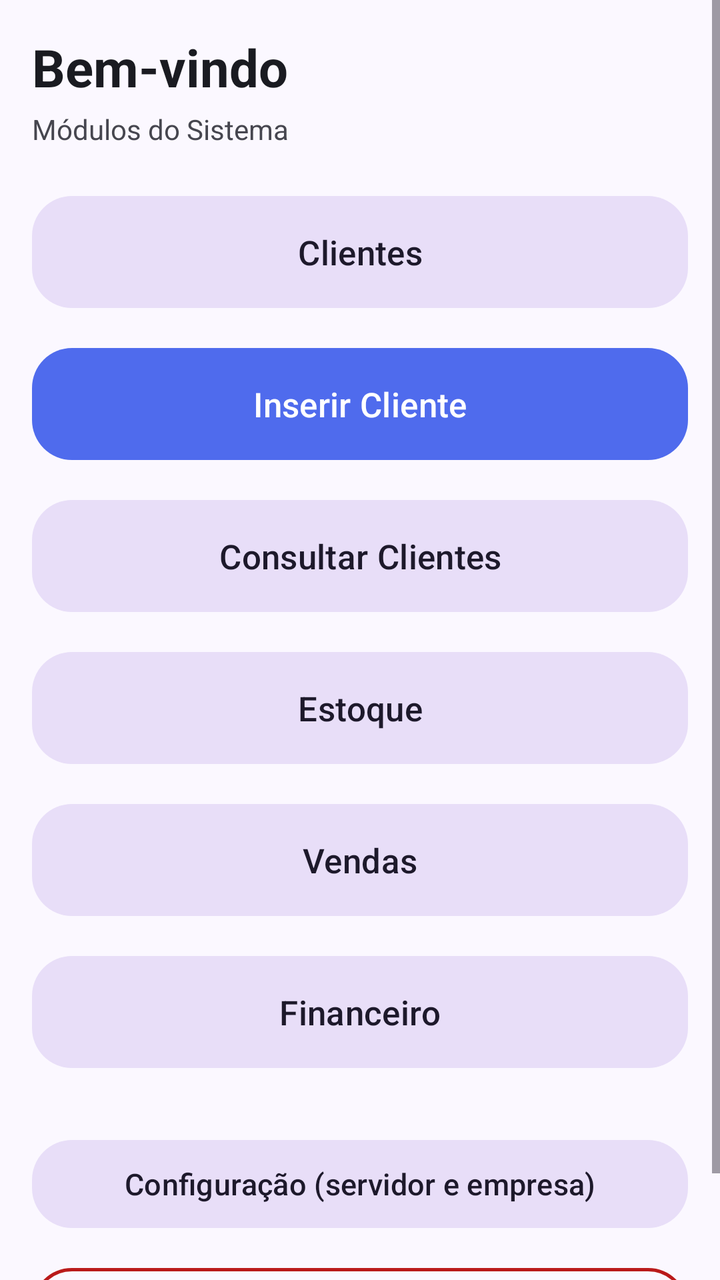
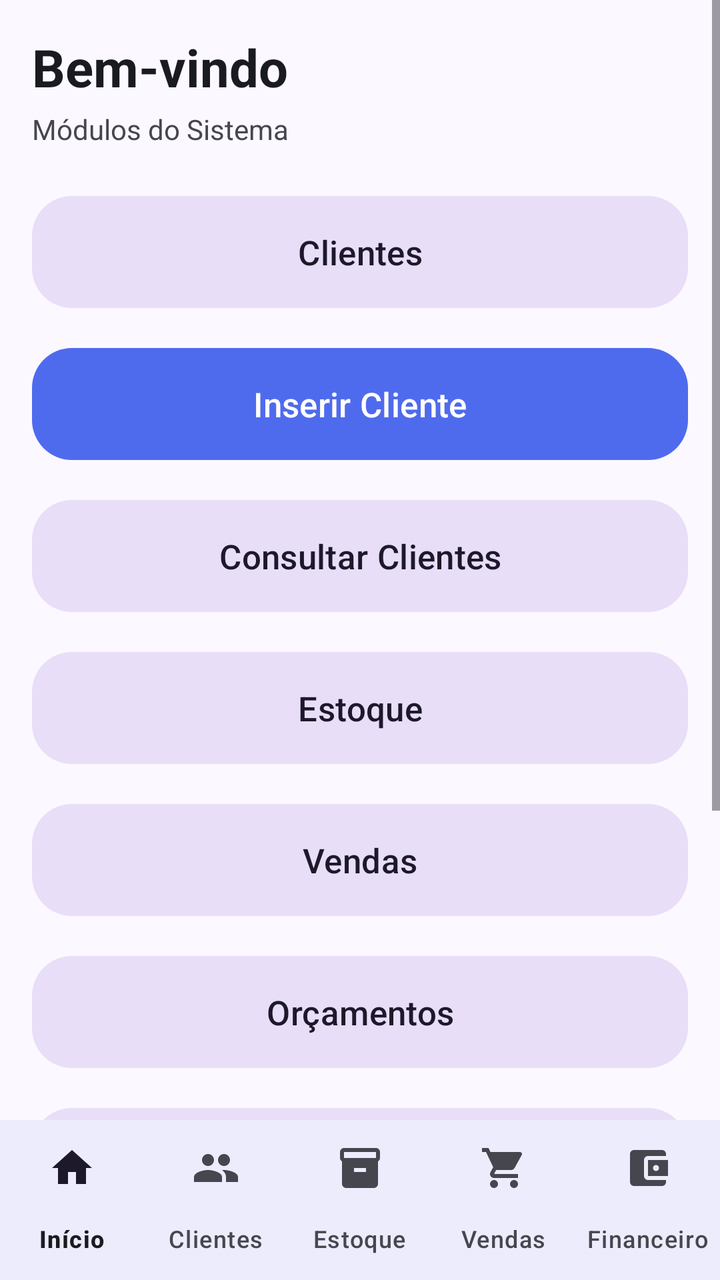

Compare the two renders of this Android layout. The source of the first and the diff that turns it into the second are given below.
<!-- AndroidManifest.xml: application theme Theme.Erp2026 -->
<!-- res/layout/activity_dashboard.xml -->
<?xml version="1.0" encoding="utf-8"?>
<ScrollView xmlns:android="http://schemas.android.com/apk/res/android"
    xmlns:app="http://schemas.android.com/apk/res-auto"
    android:layout_width="match_parent"
    android:layout_height="match_parent"
    android:fillViewport="true"
    android:background="?android:attr/colorBackground">

    <LinearLayout
        android:layout_width="match_parent"
        android:layout_height="wrap_content"
        android:orientation="vertical"
        android:padding="16dp">

        <TextView
            android:id="@+id/textViewWelcome"
            android:layout_width="match_parent"
            android:layout_height="wrap_content"
            android:text="Bem-vindo"
            android:textSize="26sp"
            android:textStyle="bold"
            android:textColor="?attr/colorOnSurface"
            android:fontFamily="sans-serif"/>

        <TextView
            android:layout_width="match_parent"
            android:layout_height="wrap_content"
            android:text="Módulos do Sistema"
            android:textSize="14sp"
            android:layout_marginTop="4dp"
            android:layout_marginBottom="20dp"
            android:textColor="?attr/colorOnSurfaceVariant"/>

        <com.google.android.material.button.MaterialButton
            android:id="@+id/buttonClientes"
            style="@style/Widget.Material3.Button.TonalButton"
            android:layout_width="match_parent"
            android:layout_height="64dp"
            android:text="Clientes"
            android:textSize="17sp"
            app:cornerRadius="20dp"
            android:layout_marginBottom="12dp"/>

        <com.google.android.material.button.MaterialButton
            android:id="@+id/buttonInserirCliente"
            android:layout_width="match_parent"
            android:layout_height="64dp"
            android:text="Inserir Cliente"
            android:textSize="17sp"
            app:cornerRadius="20dp"
            android:layout_marginBottom="12dp"/>

        <com.google.android.material.button.MaterialButton
            android:id="@+id/buttonConsultarClientes"
            style="@style/Widget.Material3.Button.TonalButton"
            android:layout_width="match_parent"
            android:layout_height="64dp"
            android:text="Consultar Clientes"
            android:textSize="17sp"
            app:cornerRadius="20dp"
            android:layout_marginBottom="12dp"/>

        <com.google.android.material.button.MaterialButton
            android:id="@+id/buttonEstoque"
            style="@style/Widget.Material3.Button.TonalButton"
            android:layout_width="match_parent"
            android:layout_height="64dp"
            android:text="Estoque"
            android:textSize="17sp"
            app:cornerRadius="20dp"
            android:layout_marginBottom="12dp"/>

        <com.google.android.material.button.MaterialButton
            android:id="@+id/buttonVendas"
            style="@style/Widget.Material3.Button.TonalButton"
            android:layout_width="match_parent"
            android:layout_height="64dp"
            android:text="Vendas"
            android:textSize="17sp"
            app:cornerRadius="20dp"
            android:layout_marginBottom="12dp"/>

        <com.google.android.material.button.MaterialButton
            android:id="@+id/buttonFinanceiro"
            style="@style/Widget.Material3.Button.TonalButton"
            android:layout_width="match_parent"
            android:layout_height="64dp"
            android:text="Financeiro"
            android:textSize="17sp"
            app:cornerRadius="20dp"
            android:layout_marginBottom="28dp"/>

        <com.google.android.material.button.MaterialButton
            android:id="@+id/buttonConfiguracao"
            style="@style/Widget.Material3.Button.TonalButton"
            android:layout_width="match_parent"
            android:layout_height="52dp"
            android:text="Configuração (servidor e empresa)"
            android:textSize="15sp"
            app:cornerRadius="20dp"
            android:layout_marginBottom="12dp"/>

        <com.google.android.material.button.MaterialButton
            android:id="@+id/buttonSair"
            style="@style/Widget.Material3.Button.OutlinedButton"
            android:layout_width="match_parent"
            android:layout_height="52dp"
            android:text="Sair"
            android:textSize="15sp"
            android:textColor="?attr/colorError"
            app:strokeColor="?attr/colorError"
            app:cornerRadius="20dp"
            app:strokeWidth="1.5dp"/>

    </LinearLayout>

</ScrollView>
<!-- resources referenced by this layout -->
<resources>
  <style name="Theme.Erp2026" parent="Theme.Material3.DayNight">
          <item name="colorPrimary">@color/erp_primary</item>
          <item name="colorOnPrimary">@color/erp_on_primary</item>
          <item name="colorPrimaryContainer">@color/erp_primary_container</item>
          <item name="colorOnPrimaryContainer">@color/erp_on_primary_container</item>
          <item name="colorSecondary">@color/erp_secondary</item>
          <item name="colorOnSecondary">@color/erp_on_primary</item>
          <item name="colorSurface">@color/erp_surface</item>
          <item name="colorOnSurface">@color/erp_on_surface</item>
          <item name="colorSurfaceVariant">@color/erp_surface_variant</item>
          <item name="colorOnSurfaceVariant">@color/erp_on_surface_variant</item>
          <item name="colorOutline">@color/erp_outline</item>
          <item name="colorError">@color/erp_error</item>
          <item name="android:colorBackground">@color/erp_background</item>
          <item name="android:windowLightStatusBar" tools:targetApi="m">true</item>
          <item name="android:statusBarColor" tools:targetApi="l">@color/erp_background</item>
          <item name="android:navigationBarColor" tools:targetApi="l">@color/erp_background</item>
      </style>
  <color name="erp_primary">#4F6BED</color>
  <color name="erp_on_primary">#FFFFFF</color>
  <color name="erp_primary_container">#DFE1FF</color>
  <color name="erp_on_primary_container">#00105C</color>
  <color name="erp_secondary">#5B5D72</color>
  <color name="erp_surface">#FBF8FF</color>
  <color name="erp_on_surface">#1A1B21</color>
  <color name="erp_surface_variant">#E3E1EC</color>
  <color name="erp_on_surface_variant">#46464F</color>
  <color name="erp_outline">#767680</color>
  <color name="erp_error">#BA1A1A</color>
  <color name="erp_background">#FBF8FF</color>
</resources>

<!-- the commit's change to res/layout/activity_dashboard.xml (unified diff, before → after) -->
@@ -1,117 +1,153 @@
 <?xml version="1.0" encoding="utf-8"?>
-<ScrollView xmlns:android="http://schemas.android.com/apk/res/android"
+<LinearLayout xmlns:android="http://schemas.android.com/apk/res/android"
     xmlns:app="http://schemas.android.com/apk/res-auto"
     android:layout_width="match_parent"
     android:layout_height="match_parent"
-    android:fillViewport="true"
+    android:orientation="vertical"
     android:background="?android:attr/colorBackground">
 
-    <LinearLayout
+    <ScrollView
         android:layout_width="match_parent"
-        android:layout_height="wrap_content"
-        android:orientation="vertical"
-        android:padding="16dp">
+        android:layout_height="0dp"
+        android:layout_weight="1"
+        android:fillViewport="true"
+        android:background="?android:attr/colorBackground">
 
-        <TextView
-            android:id="@+id/textViewWelcome"
+        <LinearLayout
             android:layout_width="match_parent"
             android:layout_height="wrap_content"
-            android:text="Bem-vindo"
-            android:textSize="26sp"
-            android:textStyle="bold"
-            android:textColor="?attr/colorOnSurface"
-            android:fontFamily="sans-serif"/>
+            android:orientation="vertical"
+            android:padding="16dp">
 
-        <TextView
-            android:layout_width="match_parent"
-            android:layout_height="wrap_content"
-            android:text="Módulos do Sistema"
-            android:textSize="14sp"
-            android:layout_marginTop="4dp"
-            android:layout_marginBottom="20dp"
-            android:textColor="?attr/colorOnSurfaceVariant"/>
+            <TextView
+                android:id="@+id/textViewWelcome"
+                android:layout_width="match_parent"
+                android:layout_height="wrap_content"
+                android:text="Bem-vindo"
+                android:textSize="26sp"
+                android:textStyle="bold"
+                android:textColor="?attr/colorOnSurface"
+                android:fontFamily="sans-serif"/>
 
-        <com.google.android.material.button.MaterialButton
-            android:id="@+id/buttonClientes"
-            style="@style/Widget.Material3.Button.TonalButton"
-            android:layout_width="match_parent"
-            android:layout_height="64dp"
-            android:text="Clientes"
-            android:textSize="17sp"
-            app:cornerRadius="20dp"
-            android:layout_marginBottom="12dp"/>
+            <TextView
+                android:layout_width="match_parent"
+                android:layout_height="wrap_content"
+                android:text="Módulos do Sistema"
+                android:textSize="14sp"
+                android:layout_marginTop="4dp"
+                android:layout_marginBottom="20dp"
+                android:textColor="?attr/colorOnSurfaceVariant"/>
 
-        <com.google.android.material.button.MaterialButton
-            android:id="@+id/buttonInserirCliente"
-            android:layout_width="match_parent"
-            android:layout_height="64dp"
-            android:text="Inserir Cliente"
-            android:textSize="17sp"
-            app:cornerRadius="20dp"
-            android:layout_marginBottom="12dp"/>
+            <com.google.android.material.button.MaterialButton
+                android:id="@+id/buttonClientes"
+                style="@style/Widget.Material3.Button.TonalButton"
+                android:layout_width="match_parent"
+                android:layout_height="64dp"
+                android:text="Clientes"
+                android:textSize="17sp"
+                app:cornerRadius="20dp"
+                android:layout_marginBottom="12dp"/>
 
-        <com.google.android.material.button.MaterialButton
-            android:id="@+id/buttonConsultarClientes"
-            style="@style/Widget.Material3.Button.TonalButton"
-            android:layout_width="match_parent"
-            android:layout_height="64dp"
-            android:text="Consultar Clientes"
-            android:textSize="17sp"
-            app:cornerRadius="20dp"
-            android:layout_marginBottom="12dp"/>
+            <com.google.android.material.button.MaterialButton
+                android:id="@+id/buttonInserirCliente"
+                android:layout_width="match_parent"
+                android:layout_height="64dp"
+                android:text="Inserir Cliente"
+                android:textSize="17sp"
+                app:cornerRadius="20dp"
+                android:layout_marginBottom="12dp"/>
 
-        <com.google.android.material.button.MaterialButton
-            android:id="@+id/buttonEstoque"
-            style="@style/Widget.Material3.Button.TonalButton"
-            android:layout_width="match_parent"
-            android:layout_height="64dp"
-            android:text="Estoque"
-            android:textSize="17sp"
-            app:cornerRadius="20dp"
-            android:layout_marginBottom="12dp"/>
+            <com.google.android.material.button.MaterialButton
+                android:id="@+id/buttonConsultarClientes"
+                style="@style/Widget.Material3.Button.TonalButton"
+                android:layout_width="match_parent"
+                android:layout_height="64dp"
+                android:text="Consultar Clientes"
+                android:textSize="17sp"
+                app:cornerRadius="20dp"
+                android:layout_marginBottom="12dp"/>
 
-        <com.google.android.material.button.MaterialButton
-            android:id="@+id/buttonVendas"
-            style="@style/Widget.Material3.Button.TonalButton"
-            android:layout_width="match_parent"
-            android:layout_height="64dp"
-            android:text="Vendas"
-            android:textSize="17sp"
-            app:cornerRadius="20dp"
-            android:layout_marginBottom="12dp"/>
+            <com.google.android.material.button.MaterialButton
+                android:id="@+id/buttonEstoque"
+                style="@style/Widget.Material3.Button.TonalButton"
+                android:layout_width="match_parent"
+                android:layout_height="64dp"
+                android:text="Estoque"
+                android:textSize="17sp"
+                app:cornerRadius="20dp"
+                android:layout_marginBottom="12dp"/>
 
-        <com.google.android.material.button.MaterialButton
-            android:id="@+id/buttonFinanceiro"
-            style="@style/Widget.Material3.Button.TonalButton"
-            android:layout_width="match_parent"
-            android:layout_height="64dp"
-            android:text="Financeiro"
-            android:textSize="17sp"
-            app:cornerRadius="20dp"
-            android:layout_marginBottom="28dp"/>
+            <com.google.android.material.button.MaterialButton
+                android:id="@+id/buttonVendas"
+                style="@style/Widget.Material3.Button.TonalButton"
+                android:layout_width="match_parent"
+                android:layout_height="64dp"
+                android:text="Vendas"
+                android:textSize="17sp"
+                app:cornerRadius="20dp"
+                android:layout_marginBottom="12dp"/>
 
-        <com.google.android.material.button.MaterialButton
-            android:id="@+id/buttonConfiguracao"
-            style="@style/Widget.Material3.Button.TonalButton"
-            android:layout_width="match_parent"
-            android:layout_height="52dp"
-            android:text="Configuração (servidor e empresa)"
-            android:textSize="15sp"
-            app:cornerRadius="20dp"
-            android:layout_marginBottom="12dp"/>
+            <com.google.android.material.button.MaterialButton
+                android:id="@+id/buttonOrcamentos"
+                style="@style/Widget.Material3.Button.TonalButton"
+                android:layout_width="match_parent"
+                android:layout_height="64dp"
+                android:text="Orçamentos"
+                android:textSize="17sp"
+                app:cornerRadius="20dp"
+                android:layout_marginBottom="12dp"/>
 
-        <com.google.android.material.button.MaterialButton
-            android:id="@+id/buttonSair"
-            style="@style/Widget.Material3.Button.OutlinedButton"
-            android:layout_width="match_parent"
-            android:layout_height="52dp"
-            android:text="Sair"
-            android:textSize="15sp"
-            android:textColor="?attr/colorError"
-            app:strokeColor="?attr/colorError"
-            app:cornerRadius="20dp"
-            app:strokeWidth="1.5dp"/>
+            <com.google.android.material.button.MaterialButton
+                android:id="@+id/buttonFinanceiro"
+                style="@style/Widget.Material3.Button.TonalButton"
+                android:layout_width="match_parent"
+                android:layout_height="64dp"
+                android:text="Financeiro"
+                android:textSize="17sp"
+                app:cornerRadius="20dp"
+                android:layout_marginBottom="28dp"/>
 
-    </LinearLayout>
+            <com.google.android.material.button.MaterialButton
+                android:id="@+id/buttonConfiguracao"
+                style="@style/Widget.Material3.Button.TonalButton"
+                android:layout_width="match_parent"
+                android:layout_height="52dp"
+                android:text="Configuração (servidor e empresa)"
+                android:textSize="15sp"
+                app:cornerRadius="20dp"
+                android:layout_marginBottom="12dp"/>
 
-</ScrollView>
+            <com.google.android.material.button.MaterialButton
+                android:id="@+id/buttonSair"
+                style="@style/Widget.Material3.Button.OutlinedButton"
+                android:layout_width="match_parent"
+                android:layout_height="52dp"
+                android:text="Sair"
+                android:textSize="15sp"
+                android:textColor="?attr/colorError"
+                app:strokeColor="?attr/colorError"
+                app:cornerRadius="20dp"
+                app:strokeWidth="1.5dp"/>
+
+        </LinearLayout>
+
+    </ScrollView>
+
+    <include
+        layout="@layout/include_bottom_nav"
+        android:layout_width="match_parent"
+        android:layout_height="wrap_content"/>
+
+</LinearLayout>
+<!-- res/layout/include_bottom_nav.xml (included above) -->
+<?xml version="1.0" encoding="utf-8"?>
+<com.google.android.material.bottomnavigation.BottomNavigationView
+    xmlns:android="http://schemas.android.com/apk/res/android"
+    xmlns:app="http://schemas.android.com/apk/res-auto"
+    android:id="@+id/bottomNavigation"
+    android:layout_width="match_parent"
+    android:layout_height="wrap_content"
+    android:background="?attr/colorSurface"
+    app:elevation="3dp"
+    app:labelVisibilityMode="labeled"
+    app:menu="@menu/menu_bottom_nav"/>
